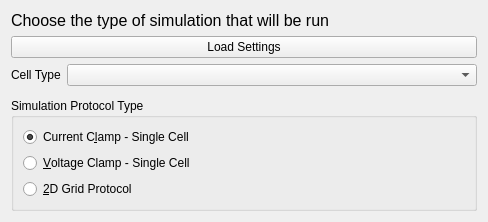
This is src/LongQtMain/chooseprotowidget.ui in hundlab/LongQt as Qt 5 draws it before an edit. The edited form follows.
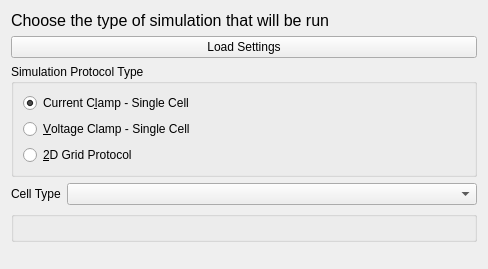
This is the edited form.

Commit message:
revamped chooseprotowidget
- chooseprotowidget now uses simvar as "decorators" which keep the
  model in sync with the ui
- protochooser was created as a "decorator" for the protocol chooser
  QGroupBox
- simvar derivative classes all were modified to follow a decorator
  pattern so that they no longer own the display widgets
- simvarmenu was adapted to use the new simvar classes

What changed in the file:
```diff
--- a/src/LongQtMain/chooseprotowidget.ui
+++ b/src/LongQtMain/chooseprotowidget.ui
@@ -7,11 +7,11 @@
     <x>0</x>
     <y>0</y>
     <width>488</width>
-    <height>214</height>
+    <height>269</height>
    </rect>
   </property>
   <property name="sizePolicy">
-   <sizepolicy hsizetype="Expanding" vsizetype="Expanding">
+   <sizepolicy hsizetype="MinimumExpanding" vsizetype="Expanding">
     <horstretch>0</horstretch>
     <verstretch>0</verstretch>
    </sizepolicy>
@@ -42,36 +42,10 @@
      </property>
     </widget>
    </item>
-   <item row="2" column="0">
-    <widget class="QLabel" name="cellTypeLabel">
-     <property name="text">
-      <string>Cell Type</string>
-     </property>
-    </widget>
-   </item>
-   <item row="2" column="1">
-    <widget class="QComboBox" name="cellType"/>
-   </item>
-   <item row="3" column="0">
-    <spacer name="verticalSpacer_2">
-     <property name="orientation">
-      <enum>Qt::Vertical</enum>
-     </property>
-     <property name="sizeType">
-      <enum>QSizePolicy::Preferred</enum>
-     </property>
-     <property name="sizeHint" stdset="0">
-      <size>
-       <width>20</width>
-       <height>5</height>
-      </size>
-     </property>
-    </spacer>
-   </item>
-   <item row="4" column="0" colspan="2">
+   <item row="2" column="0" colspan="2">
     <widget class="QGroupBox" name="protocolType">
      <property name="sizePolicy">
-      <sizepolicy hsizetype="Preferred" vsizetype="MinimumExpanding">
+      <sizepolicy hsizetype="MinimumExpanding" vsizetype="Minimum">
        <horstretch>0</horstretch>
        <verstretch>0</verstretch>
       </sizepolicy>
@@ -125,6 +99,36 @@
      </layout>
     </widget>
    </item>
+   <item row="4" column="0">
+    <widget class="QLabel" name="cellTypeLabel">
+     <property name="sizePolicy">
+      <sizepolicy hsizetype="MinimumExpanding" vsizetype="Preferred">
+       <horstretch>0</horstretch>
+       <verstretch>0</verstretch>
+      </sizepolicy>
+     </property>
+     <property name="text">
+      <string>Cell Type</string>
+     </property>
+    </widget>
+   </item>
+   <item row="4" column="1">
+    <widget class="QComboBox" name="cellType">
+     <property name="sizePolicy">
+      <sizepolicy hsizetype="Ignored" vsizetype="Fixed">
+       <horstretch>0</horstretch>
+       <verstretch>0</verstretch>
+      </sizepolicy>
+     </property>
+    </widget>
+   </item>
+   <item row="6" column="0" colspan="2">
+    <widget class="QGroupBox" name="cellOptions">
+     <property name="title">
+      <string/>
+     </property>
+    </widget>
+   </item>
   </layout>
  </widget>
  <resources/>
```
Left out of the diff: 6 changed lines with no effect on the pictures. The commit also changes 26 other files.
